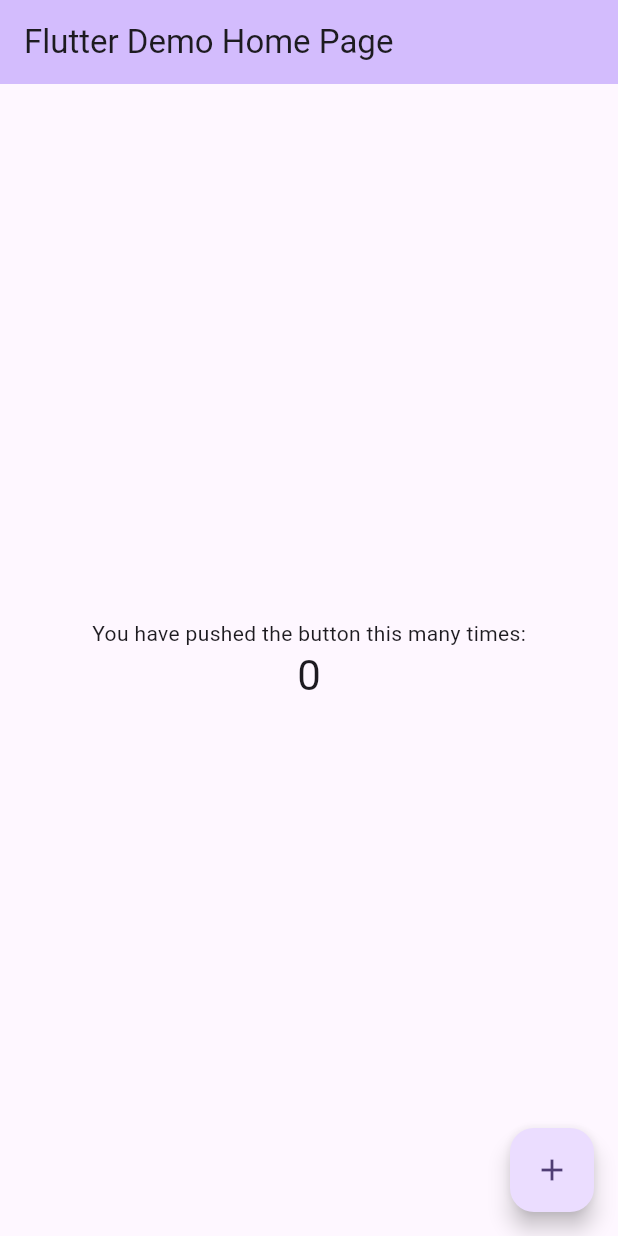
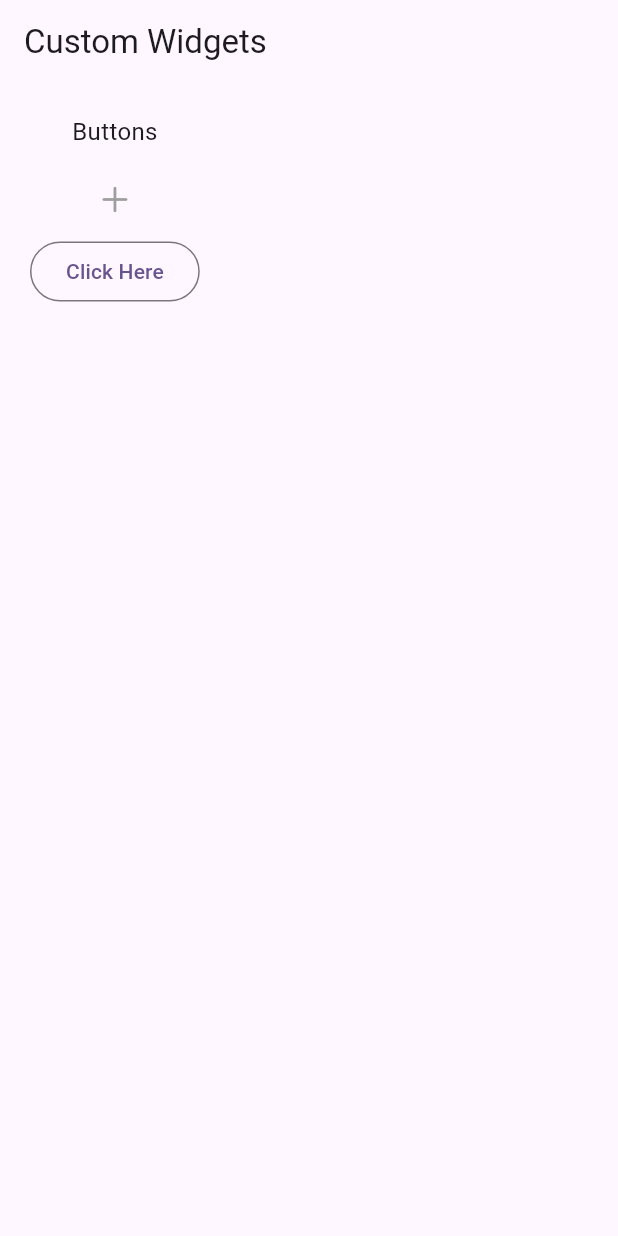
Before and after one commit to scarabh/Flutter-Custom-Widgets, a Flutter app: the screen it shows after launch, on a phone screen of 412 x 824 dp. Run offline on Flutter 3.47's test engine with Material 3 defaults, Android fonts, the phone set to English and light mode, and no system bars; our stand-ins replace flutter_svg.

Commit message:
Add: home screens

```diff
--- /dev/null
+++ b/Sample/lib/home.dart
@@ -0,0 +1,43 @@
+import 'package:flutter/cupertino.dart';
+import 'package:flutter/material.dart';
+
+class Home extends StatefulWidget {
+  const Home({super.key});
+
+  @override
+  State<Home> createState() => _HomeState();
+}
+
+class _HomeState extends State<Home> {
+  @override
+  Widget build(BuildContext context) {
+    return Scaffold(
+      appBar: AppBar(title: const Text("Custom Widgets"),),
+      body: SafeArea(
+        child: Padding(
+          padding: const EdgeInsets.all(10),
+          child: Column(
+            children: [
+             buttons(),
+                ],),
+        )),
+    );
+  }
+
+  Widget buttons(){
+    return Container(
+      padding: EdgeInsets.all(10),
+      child: Column(
+        mainAxisAlignment: MainAxisAlignment.start,
+        children: [
+         const Text("Buttons",style: TextStyle(fontSize: 16),),
+            const SizedBox(height: 10,),
+            IconButton(onPressed: (){
+              // action
+            },
+            icon: const Icon(CupertinoIcons.add),color: Colors.grey,),
+            OutlinedButton(onPressed: (){}, child: const Text('Click Here'))
+      ],),
+    );
+  }
+}
--- a/Sample/lib/main.dart
+++ b/Sample/lib/main.dart
@@ -1,4 +1,5 @@
 import 'package:flutter/material.dart';
+import 'package:fluttercustomwidgets/home.dart';
 
 void main() {
   runApp(const MyApp());
@@ -13,113 +14,10 @@
     return MaterialApp(
       title: 'Flutter Demo',
       theme: ThemeData(
-        // This is the theme of your application.
-        //
-        // TRY THIS: Try running your application with "flutter run". You'll see
-        // the application has a purple toolbar. Then, without quitting the app,
-        // try changing the seedColor in the colorScheme below to Colors.green
-        // and then invoke "hot reload" (save your changes or press the "hot
-        // reload" button in a Flutter-supported IDE, or press "r" if you used
-        // the command line to start the app).
-        //
-        // Notice that the counter didn't reset back to zero; the application
-        // state is not lost during the reload. To reset the state, use hot
-        // restart instead.
-        //
-        // This works for code too, not just values: Most code changes can be
-        // tested with just a hot reload.
         colorScheme: ColorScheme.fromSeed(seedColor: Colors.deepPurple),
         useMaterial3: true,
       ),
-      home: const MyHomePage(title: 'Flutter Demo Home Page'),
+      home: const Home(),
     );
   }
 }
-
-class MyHomePage extends StatefulWidget {
-  const MyHomePage({super.key, required this.title});
-
-  // This widget is the home page of your application. It is stateful, meaning
-  // that it has a State object (defined below) that contains fields that affect
-  // how it looks.
-
-  // This class is the configuration for the state. It holds the values (in this
-  // case the title) provided by the parent (in this case the App widget) and
-  // used by the build method of the State. Fields in a Widget subclass are
-  // always marked "final".
-
-  final String title;
-
-  @override
-  State<MyHomePage> createState() => _MyHomePageState();
-}
-
-class _MyHomePageState extends State<MyHomePage> {
-  int _counter = 0;
-
-  void _incrementCounter() {
-    setState(() {
-      // This call to setState tells the Flutter framework that something has
-      // changed in this State, which causes it to rerun the build method below
-      // so that the display can reflect the updated values. If we changed
-      // _counter without calling setState(), then the build method would not be
-      // called again, and so nothing would appear to happen.
-      _counter++;
-    });
-  }
-
-  @override
-  Widget build(BuildContext context) {
-    // This method is rerun every time setState is called, for instance as done
-    // by the _incrementCounter method above.
-    //
-    // The Flutter framework has been optimized to make rerunning build methods
-    // fast, so that you can just rebuild anything that needs updating rather
-    // than having to individually change instances of widgets.
-    return Scaffold(
-      appBar: AppBar(
-        // TRY THIS: Try changing the color here to a specific color (to
-        // Colors.amber, perhaps?) and trigger a hot reload to see the AppBar
-        // change color while the other colors stay the same.
-        backgroundColor: Theme.of(context).colorScheme.inversePrimary,
-        // Here we take the value from the MyHomePage object that was created by
-        // the App.build method, and use it to set our appbar title.
-        title: Text(widget.title),
-      ),
-      body: Center(
-        // Center is a layout widget. It takes a single child and positions it
-        // in the middle of the parent.
-        child: Column(
-          // Column is also a layout widget. It takes a list of children and
-          // arranges them vertically. By default, it sizes itself to fit its
-          // children horizontally, and tries to be as tall as its parent.
-          //
-          // Column has various properties to control how it sizes itself and
-          // how it positions its children. Here we use mainAxisAlignment to
-          // center the children vertically; the main axis here is the vertical
-          // axis because Columns are vertical (the cross axis would be
-          // horizontal).
-          //
-          // TRY THIS: Invoke "debug painting" (choose the "Toggle Debug Paint"
-          // action in the IDE, or press "p" in the console), to see the
-          // wireframe for each widget.
-          mainAxisAlignment: MainAxisAlignment.center,
-          children: <Widget>[
-            const Text(
-              'You have pushed the button this many times:',
-            ),
-            Text(
-              '$_counter',
-              style: Theme.of(context).textTheme.headlineMedium,
-            ),
-          ],
-        ),
-      ),
-      floatingActionButton: FloatingActionButton(
-        onPressed: _incrementCounter,
-        tooltip: 'Increment',
-        child: const Icon(Icons.add),
-      ), // This trailing comma makes auto-formatting nicer for build methods.
-    );
-  }
-}
```
